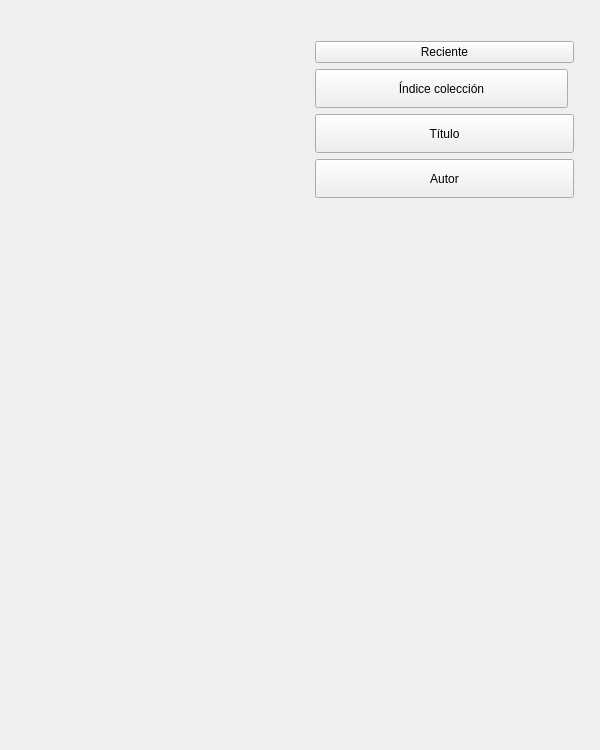
This is bqLibrary/ui/LibrarySortBooksByLayer.ui in bq/cervantes as Qt 5 draws it before an edit. The edited form follows.
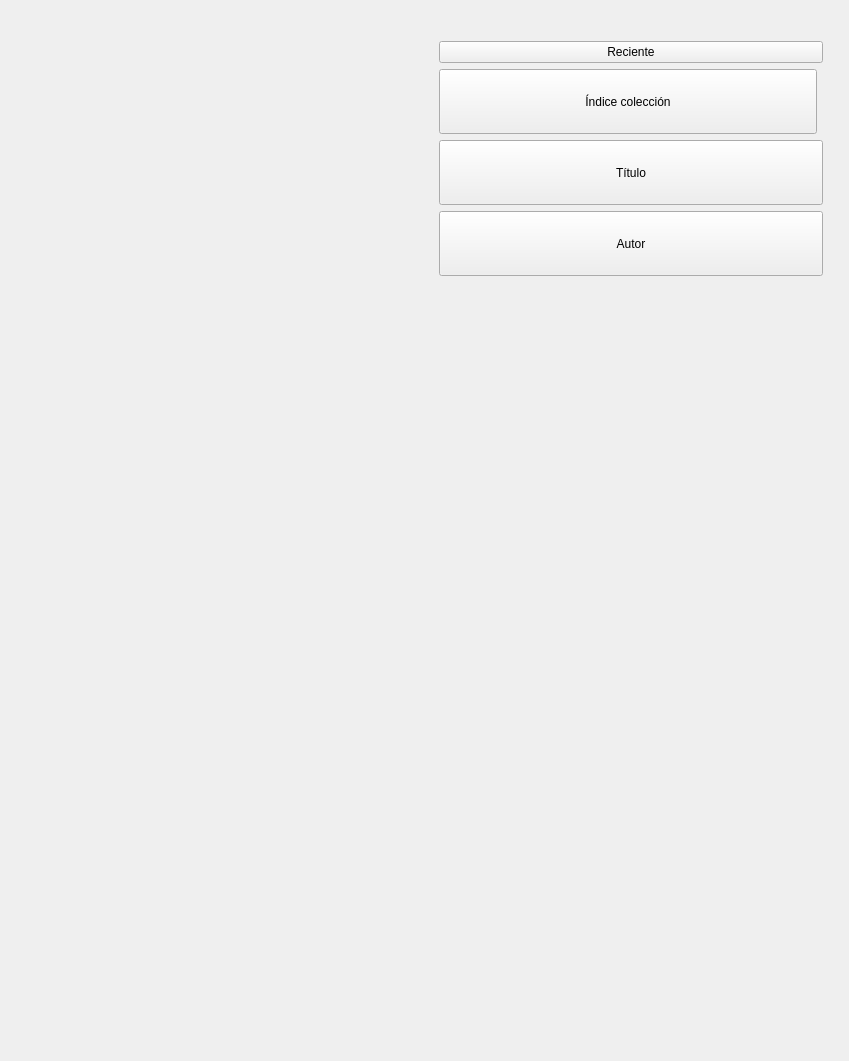
This is the edited form.

Diff of the .ui file:
```diff
--- a/bqLibrary/ui/LibrarySortBooksByLayer.ui
+++ b/bqLibrary/ui/LibrarySortBooksByLayer.ui
@@ -6,20 +6,20 @@
    <rect>
     <x>0</x>
     <y>0</y>
-    <width>600</width>
-    <height>750</height>
+    <width>849</width>
+    <height>1061</height>
    </rect>
   </property>
   <property name="minimumSize">
    <size>
-    <width>600</width>
-    <height>750</height>
+    <width>0</width>
+    <height>0</height>
    </size>
   </property>
   <property name="maximumSize">
    <size>
-    <width>600</width>
-    <height>750</height>
+    <width>849</width>
+    <height>1061</height>
    </size>
   </property>
   <property name="windowTitle">
@@ -53,7 +53,7 @@
      <property name="maximumSize">
       <size>
        <width>16777215</width>
-       <height>600</height>
+       <height>849</height>
       </size>
      </property>
      <layout class="QHBoxLayout" name="HorizontalContss">
@@ -143,7 +143,7 @@
            <property name="maximumSize">
             <size>
              <width>16777215</width>
-             <height>620</height>
+             <height>877</height>
             </size>
            </property>
            <layout class="QGridLayout" name="gridLayout">
@@ -233,8 +233,8 @@
            </property>
            <property name="sizeHint" stdset="0">
             <size>
-             <width>20</width>
-             <height>40</height>
+             <width>28</width>
+             <height>57</height>
             </size>
            </property>
           </spacer>
@@ -259,8 +259,8 @@
      </property>
      <property name="sizeHint" stdset="0">
       <size>
-       <width>20</width>
-       <height>40</height>
+       <width>28</width>
+       <height>57</height>
       </size>
      </property>
     </spacer>
```
Left out of the diff: 36 changed lines with no effect on the pictures.
